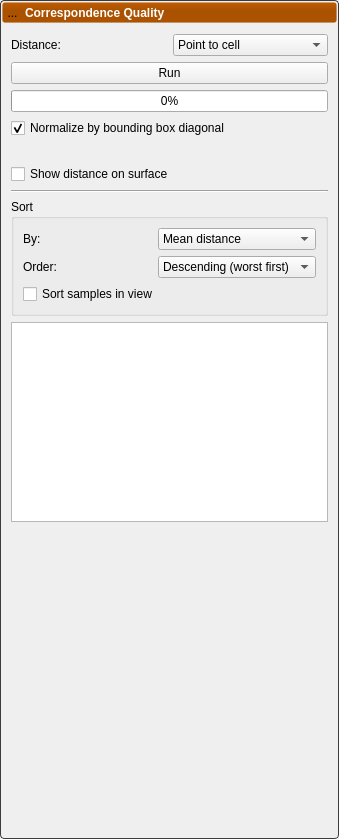
The window that Studio/Analysis/CorrespondenceQualityPanel.ui (SCIInstitute/ShapeWorks) describes before a commit, drawn with Qt 5.
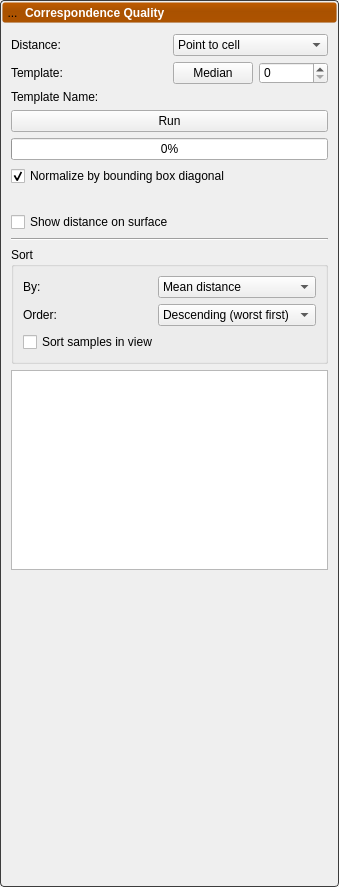
The same window after the commit. Icons and pictures are not drawn. Custom widgets are drawn as their Qt base class.

Commit message: Select the warp template from the Correspondence Quality panel

Diff of the .ui file:
```diff
--- a/Studio/Analysis/CorrespondenceQualityPanel.ui
+++ b/Studio/Analysis/CorrespondenceQualityPanel.ui
@@ -228,7 +228,49 @@
            </item>
           </widget>
          </item>
-         <item row="1" column="0" colspan="2">
+         <item row="1" column="0">
+          <widget class="QLabel" name="template_label">
+           <property name="text">
+            <string>Template:</string>
+           </property>
+          </widget>
+         </item>
+         <item row="1" column="1">
+          <layout class="QHBoxLayout" name="template_layout">
+           <item>
+            <widget class="QPushButton" name="template_median_button">
+             <property name="toolTip">
+              <string>Use the cohort median shape as the template</string>
+             </property>
+             <property name="text">
+              <string>Median</string>
+             </property>
+            </widget>
+           </item>
+           <item>
+            <widget class="QSpinBox" name="template_spinbox">
+             <property name="toolTip">
+              <string>Sample used as the warp template. Every sample is reconstructed from it, so its own reconstruction is near-identity and is excluded from the statistics.</string>
+             </property>
+            </widget>
+           </item>
+          </layout>
+         </item>
+         <item row="2" column="0">
+          <widget class="QLabel" name="template_name_caption">
+           <property name="text">
+            <string>Template Name:</string>
+           </property>
+          </widget>
+         </item>
+         <item row="2" column="1">
+          <widget class="QLabel" name="template_name_label">
+           <property name="text">
+            <string/>
+           </property>
+          </widget>
+         </item>
+         <item row="3" column="0" colspan="2">
           <widget class="QPushButton" name="run_button">
            <property name="enabled">
             <bool>true</bool>
@@ -238,7 +280,7 @@
            </property>
           </widget>
          </item>
-         <item row="2" column="0" colspan="2">
+         <item row="4" column="0" colspan="2">
           <widget class="QProgressBar" name="progress">
            <property name="sizePolicy">
             <sizepolicy hsizetype="Preferred" vsizetype="Fixed">
@@ -251,7 +293,7 @@
            </property>
           </widget>
          </item>
-         <item row="3" column="0" colspan="2">
+         <item row="5" column="0" colspan="2">
           <widget class="QCheckBox" name="normalize_checkbox">
            <property name="text">
             <string>Normalize by bounding box diagonal</string>
@@ -264,7 +306,7 @@
            </property>
           </widget>
          </item>
-         <item row="4" column="0" colspan="2">
+         <item row="6" column="0" colspan="2">
           <widget class="QLabel" name="summary_label">
            <property name="text">
             <string/>
@@ -277,7 +319,7 @@
            </property>
           </widget>
          </item>
-         <item row="5" column="0" colspan="2">
+         <item row="7" column="0" colspan="2">
           <widget class="QCheckBox" name="show_distance">
            <property name="text">
             <string>Show distance on surface</string>
@@ -287,14 +329,14 @@
            </property>
           </widget>
          </item>
-         <item row="6" column="0" colspan="2">
+         <item row="8" column="0" colspan="2">
           <widget class="Line" name="line">
            <property name="orientation">
             <enum>Qt::Horizontal</enum>
            </property>
           </widget>
          </item>
-         <item row="7" column="0" colspan="2">
+         <item row="9" column="0" colspan="2">
           <widget class="QGroupBox" name="sort_group">
            <property name="title">
             <string>Sort</string>
@@ -370,7 +412,7 @@
            </layout>
           </widget>
          </item>
-         <item row="8" column="0" colspan="2">
+         <item row="10" column="0" colspan="2">
           <widget class="QTableWidget" name="results_table">
            <property name="sizePolicy">
             <sizepolicy hsizetype="MinimumExpanding" vsizetype="MinimumExpanding">
@@ -395,7 +437,7 @@
            </property>
           </widget>
          </item>
-         <item row="9" column="0" colspan="2">
+         <item row="11" column="0" colspan="2">
           <widget class="JKQTPlotter" name="boxplot" native="true">
            <property name="sizePolicy">
             <sizepolicy hsizetype="MinimumExpanding" vsizetype="MinimumExpanding">
```
The commit also changes 5 other files.
